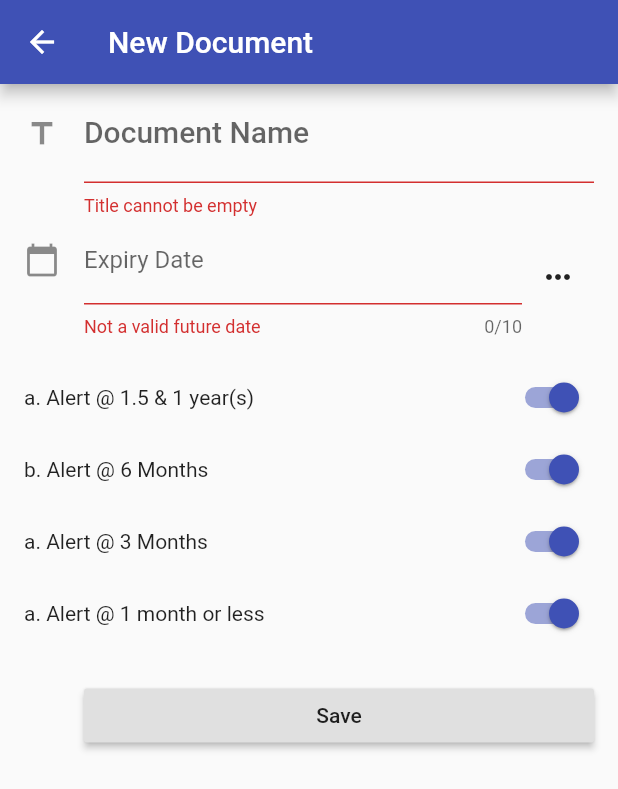
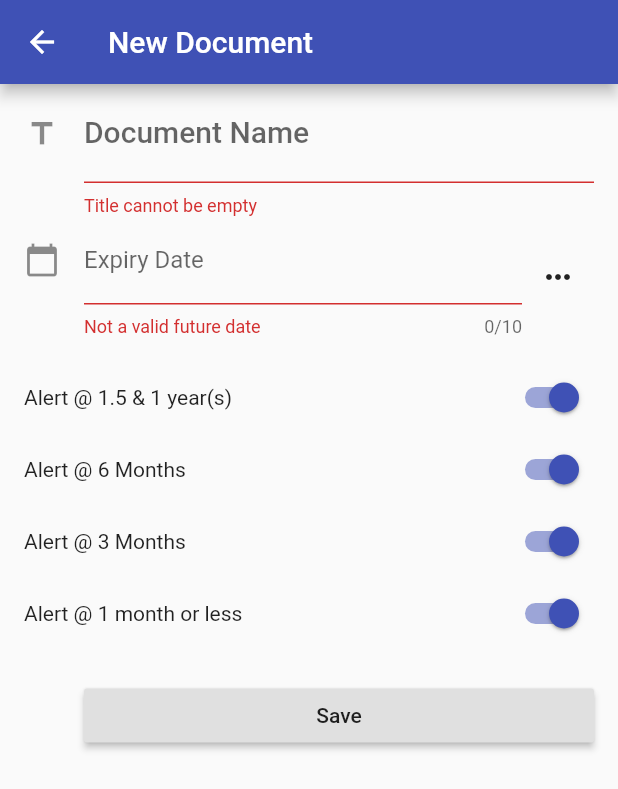
Before and after one commit to asparatu/succuintly_doc_expire, a Flutter app: the screen it shows after launch, after a tap on the "add" icon, on a phone screen of 412 x 824 dp. Shown: the top 789 px of the screen. Run offline on Flutter 3.47's test engine with Material 2 defaults, Android fonts, the phone set to English and light mode, and no system bars; our stand-ins replace flutter_datetime_picker, flutter_masked_text, sqflite; accounts and stored records are empty.

Commit message:
Change Title RegEx to allow spaces in title

```diff
--- a/lib/ui/docdetail.dart
+++ b/lib/ui/docdetail.dart
@@ -184,7 +184,7 @@ class _DocDetailState extends State<DocDetail> {
               //Title Form Field
               TextFormField(
                 inputFormatters: [
-                  WhitelistingTextInputFormatter(RegExp('[a-zA-Z0-9]')),
+                  WhitelistingTextInputFormatter(RegExp('[A-Za-z0-9\\s]')),
                 ],
                 controller: _titleCtrl,
                 style: tStyle,
@@ -233,7 +233,7 @@ class _DocDetailState extends State<DocDetail> {
               Row(
                 children: <Widget>[
                   Expanded(
-                    child: Text('a. Alert @ 1.5 & 1 year(s)'),
+                    child: Text('Alert @ 1.5 & 1 year(s)'),
                   ),
                   Switch(
                       value: _fqYearCtrl,
@@ -248,7 +248,7 @@ class _DocDetailState extends State<DocDetail> {
               Row(
                 children: <Widget>[
                   Expanded(
-                    child: Text('b. Alert @ 6 Months'),
+                    child: Text('Alert @ 6 Months'),
                   ),
                   Switch(
                       value: _fqHalfYearCtrl,
@@ -263,7 +263,7 @@ class _DocDetailState extends State<DocDetail> {
               Row(
                 children: <Widget>[
                   Expanded(
-                    child: Text('a. Alert @ 3 Months'),
+                    child: Text('Alert @ 3 Months'),
                   ),
                   Switch(
                       value: _fqQuarterCtrl,
@@ -278,7 +278,7 @@ class _DocDetailState extends State<DocDetail> {
               Row(
                 children: <Widget>[
                   Expanded(
-                    child: Text('a. Alert @ 1 month or less'),
+                    child: Text('Alert @ 1 month or less'),
                   ),
                   Switch(
                       value: _fqMonthCtrl,
```
